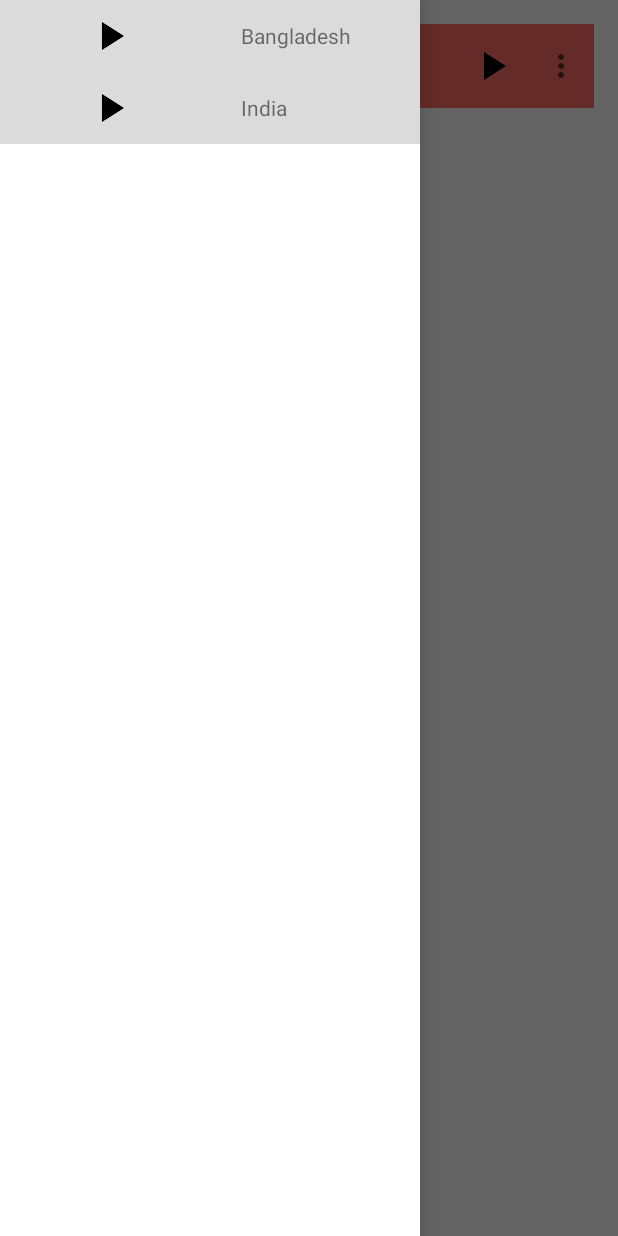
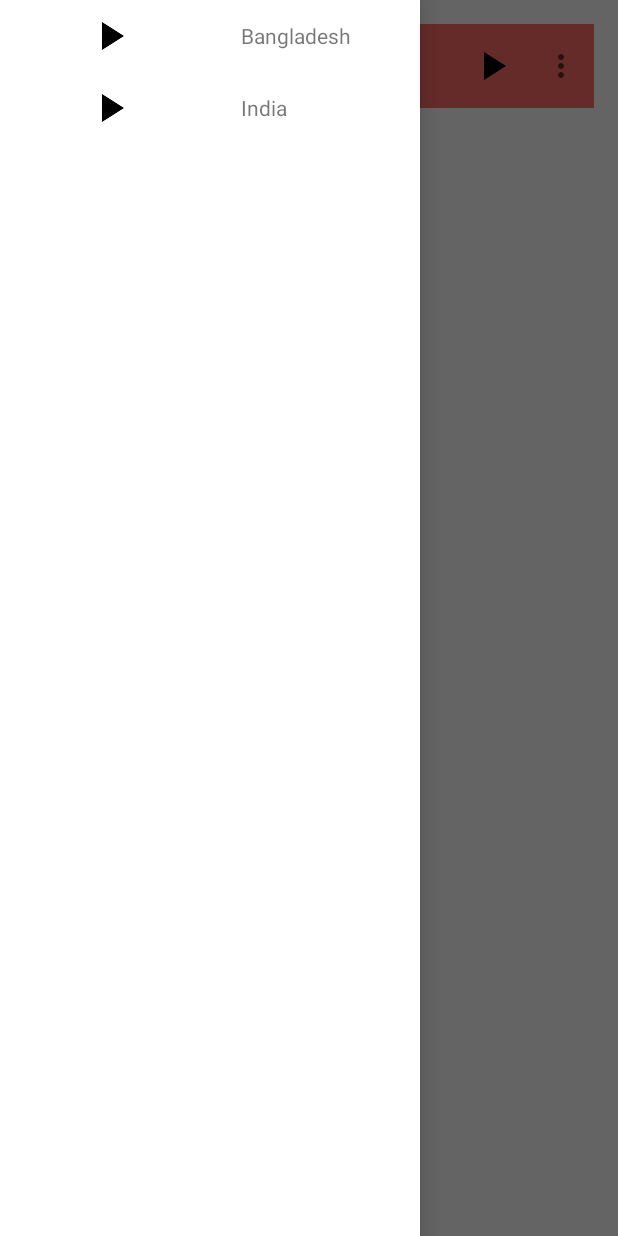
Before and after one commit to rrrongon/NavigationDrawerwithTab, an Android app: the screen it shows after launch (MainActivity), with the side drawer open, on a phone screen of 412 x 824 dp. Run offline under Robolectric (Android 15) with nearby library versions, the phone set to English and light mode, and no system bars.

```diff
--- a/app/src/main/AndroidManifest.xml
+++ b/app/src/main/AndroidManifest.xml
@@ -1,6 +1,8 @@
 <?xml version="1.0" encoding="utf-8"?>
 <manifest xmlns:android="http://schemas.android.com/apk/res/android"
     package="com.test.iptv.materialdesignone">
+
+    <uses-permission android:name="android.permission.INTERNET" />
 
     <application
         android:allowBackup="true"
--- /dev/null
+++ b/app/src/main/res/drawable/custom_bg.xml
@@ -0,0 +1,9 @@
+<?xml version="1.0" encoding="utf-8"?>
+<ripple
+    xmlns:android="http://schemas.android.com/apk/res/android"
+    android:color="#dddedede" >
+    <item android:id="@android:id/mask"
+        android:drawable="@color/background_material_light">
+
+    </item>
+</ripple>
--- a/app/src/main/res/layout/custom_row.xml
+++ b/app/src/main/res/layout/custom_row.xml
@@ -4,7 +4,8 @@
     android:orientation="horizontal"
     android:layout_width="match_parent"
     android:layout_height="48dp"
-    android:background="#dcdbdb">
+    android:background="@drawable/custom_bg"
+    android:clickable="true">
 
     <ImageView
         android:layout_width="wrap_content"
```
Also changed, not shown: app/src/main/java/com/test/iptv/materialdesignone/categoryDetail.java (+17 -1 lines), app/src/main/java/com/test/iptv/service/JsonRequestHandler.java (added, +71 -0 lines).
